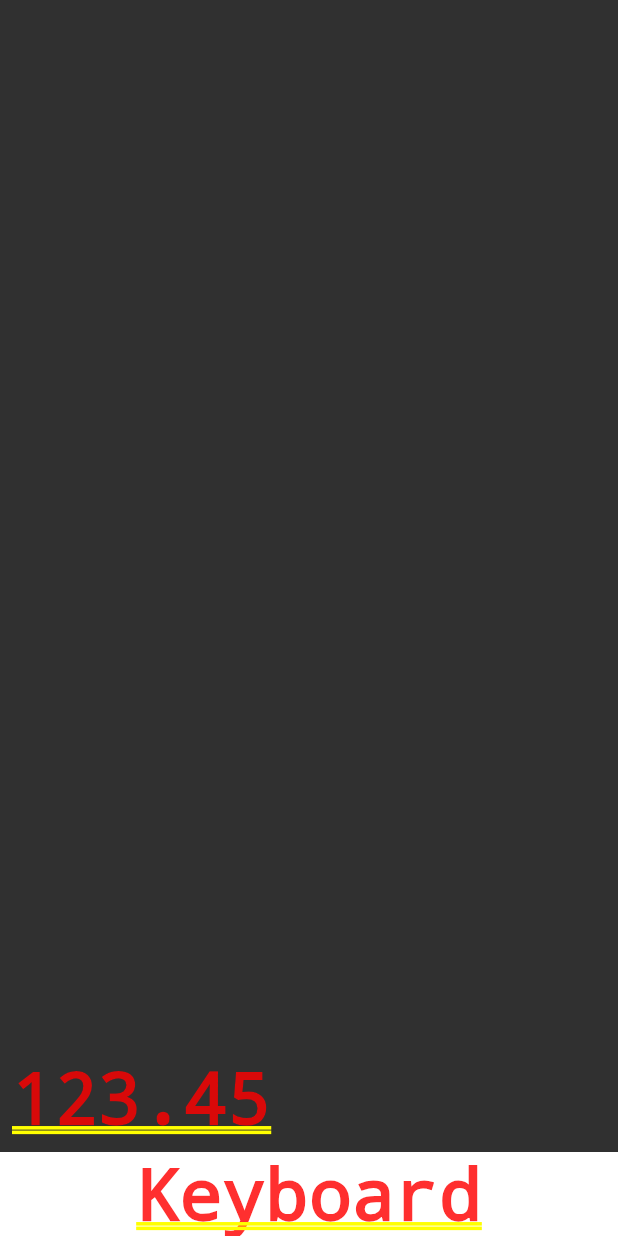
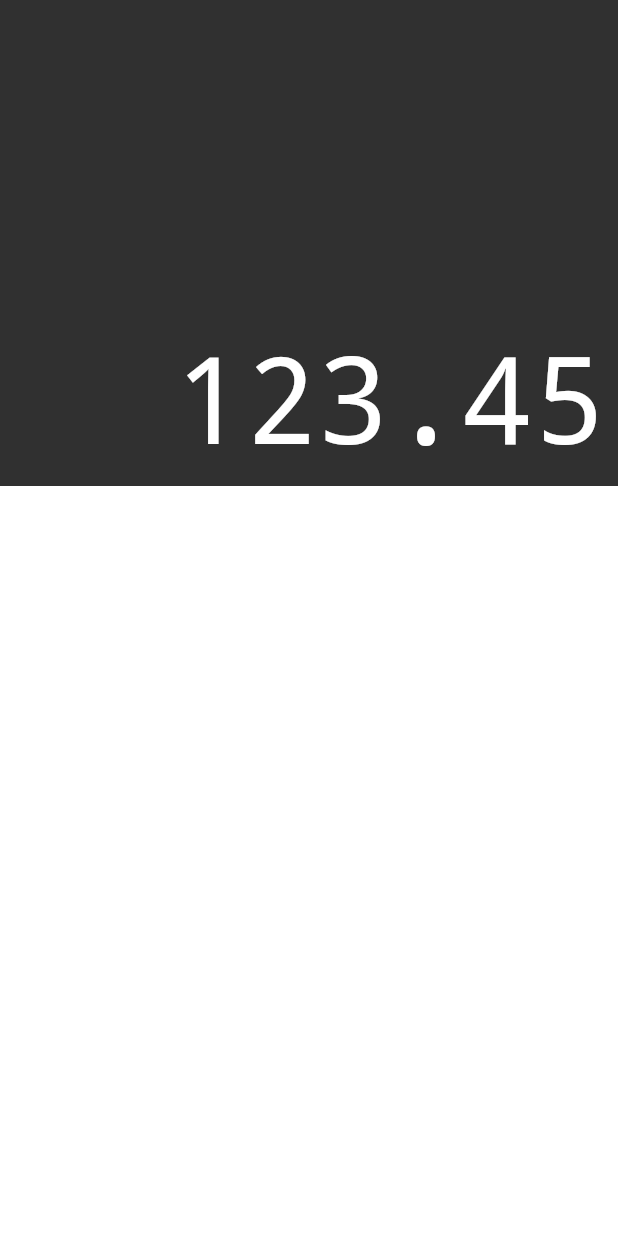
Before and after one commit to JonathanSias/flutter4fun, a Flutter app: the screen it shows after launch, on a phone screen of 412 x 824 dp. Run offline on Flutter 3.47's test engine with Material 2 defaults, Android fonts, the phone set to English and light mode, and no system bars; drawn by our look-alikes of auto_size_text.

Commit message:
keyboard initial configuration

```diff
--- a/calculator/lib/components/display.dart
+++ b/calculator/lib/components/display.dart
@@ -1,4 +1,5 @@
 import 'package:flutter/material.dart';
+import 'package:auto_size_text/auto_size_text.dart';
 
 class Display extends StatelessWidget {
   final String text;
@@ -15,7 +16,19 @@ class Display extends StatelessWidget {
           children: <Widget>[
             Padding(
               padding: const EdgeInsets.all(8.0),
-              child: Text(text),
+              child: AutoSizeText(
+                text,
+                minFontSize: 20,
+                maxFontSize: 80,
+                maxLines: 1,
+                textAlign: TextAlign.end,
+                style: TextStyle(
+                  fontWeight: FontWeight.w100,
+                  decoration: TextDecoration.none,
+                  fontSize: 80,
+                  color: Colors.white,
+                ),
+              ),
             ),
           ],
         ),
--- /dev/null
+++ b/calculator/lib/components/keyboard.dart
@@ -0,0 +1,10 @@
+import 'package:flutter/material.dart';
+
+class Keyboard extends StatelessWidget {
+  @override
+  Widget build(BuildContext context) {
+    return Container(
+      height: 500,
+    );
+  }
+}
--- /dev/null
+++ b/calculator/lib/models/memory.dart
@@ -0,0 +1 @@
+class Memory {}
--- a/calculator/lib/screens/calculator.dart
+++ b/calculator/lib/screens/calculator.dart
@@ -1,5 +1,6 @@
 import 'package:flutter/material.dart';
 import '../components/display.dart';
+import '../components/keyboard.dart';
 
 class Calculator extends StatelessWidget {
   @override
@@ -8,7 +9,7 @@ class Calculator extends StatelessWidget {
       home: Column(
         children: <Widget>[
           Display('123.45'),
-          Text('Keyboard'),
+          Keyboard(),
         ],
       ),
     );
```
